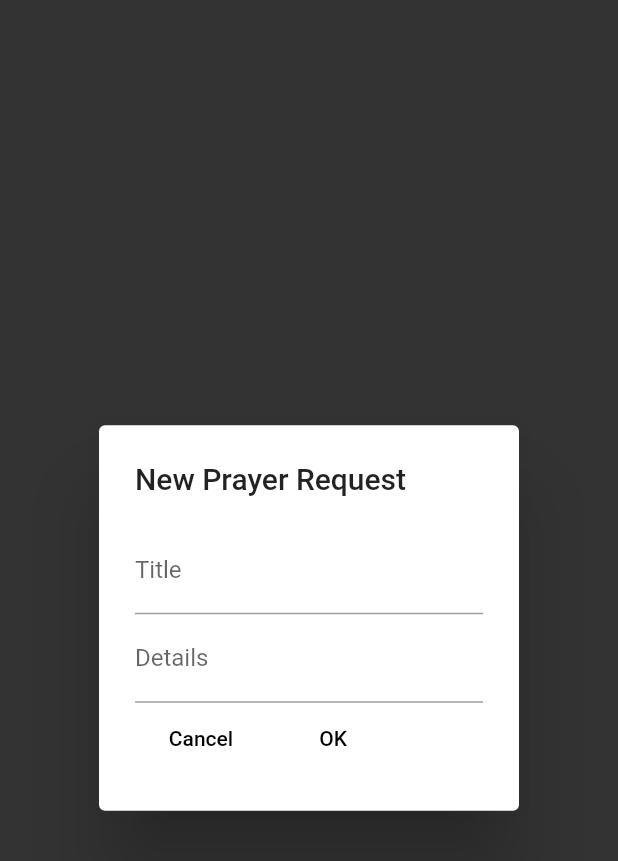
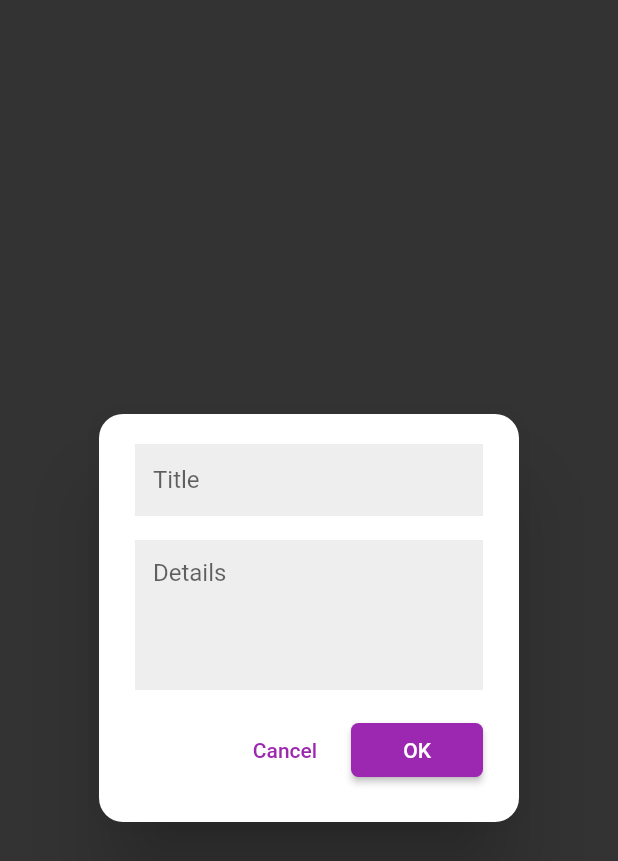
Before and after one commit to aaroncrutchfield/flutter_firebase_chat_app, a Flutter app: the PrayerForm widget shown alone on an empty page, opened directly, on a phone screen of 412 x 824 dp. Shown: the top 861 px of the screen. Run offline on Flutter 3.47's test engine with Material 2 defaults, Android fonts, the phone set to English and light mode, and no system bars; our stand-ins replace cloud_firestore, firebase_auth, firebase_messaging, firebase_storage, image_picker; accounts and stored records are empty.

Commit message:
Add more styling to prayer form

```diff
--- a/lib/widgets/prayer/prayer_form.dart
+++ b/lib/widgets/prayer/prayer_form.dart
@@ -54,7 +54,9 @@ class _PrayerFormState extends State<PrayerForm> {
   @override
   Widget build(BuildContext context) {
     return AlertDialog(
-      title: Text('New Prayer Request'),
+      shape: RoundedRectangleBorder(
+        borderRadius: BorderRadius.all(Radius.circular(16.0)),
+      ),
       content: Form(
         key: _formKey,
         child: Column(
@@ -70,8 +72,15 @@ class _PrayerFormState extends State<PrayerForm> {
                 return null;
               },
               onSaved: (titleInput) => _title = titleInput,
-              decoration: InputDecoration(labelText: 'Title'),
+              decoration: InputDecoration(
+
+                hintText: 'Title',
+                border: InputBorder.none,
+                filled: true,
+                fillColor: Colors.grey[200],
+              ),
             ),
+            SizedBox(height: 16),
             TextFormField(
               key: ValueKey('details'),
               validator: (detailsInput) {
@@ -82,17 +91,33 @@ class _PrayerFormState extends State<PrayerForm> {
               },
               onSaved: (detailsInput) => _details = detailsInput,
               keyboardType: TextInputType.multiline,
-              decoration: InputDecoration(labelText: 'Details'),
+              minLines: 4,
+              maxLines: 8,
+              decoration: InputDecoration(
+                hintText: 'Details',
+                border: InputBorder.none,
+                filled: true,
+                fillColor: Colors.grey[200],
+              ),
             ),
+            SizedBox(height: 16),
             Row(
+              mainAxisAlignment: MainAxisAlignment.end,
+              mainAxisSize: MainAxisSize.min,
               children: <Widget>[
                 FlatButton(
-                  child: Text('Cancel'),
+                  child: Text(
+                    'Cancel',
+                    style: TextStyle(color: Theme.of(context).primaryColor),
+                  ),
                   onPressed: () => Navigator.of(context).pop(),
                 ),
-                FlatButton(
+                RaisedButton(
                   child: Text('OK'),
                   onPressed: _validatePrayer,
+                  shape: RoundedRectangleBorder(
+                    borderRadius: BorderRadius.all(Radius.circular(5.0)),
+                  ),
                 ),
               ],
             )
```
